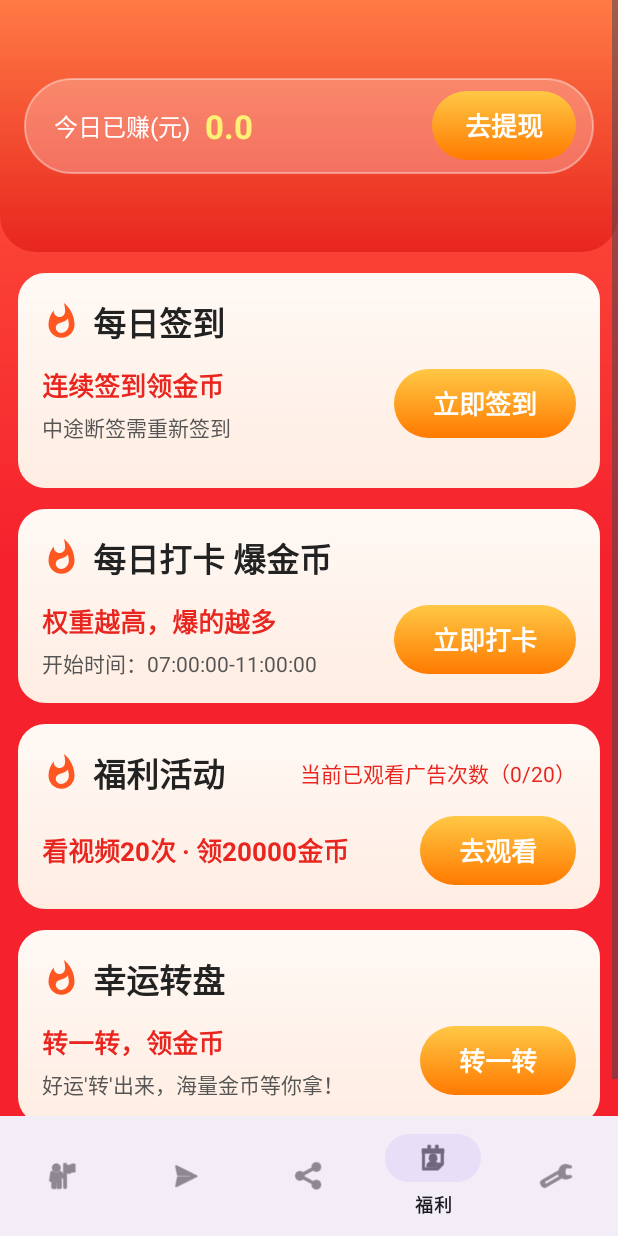
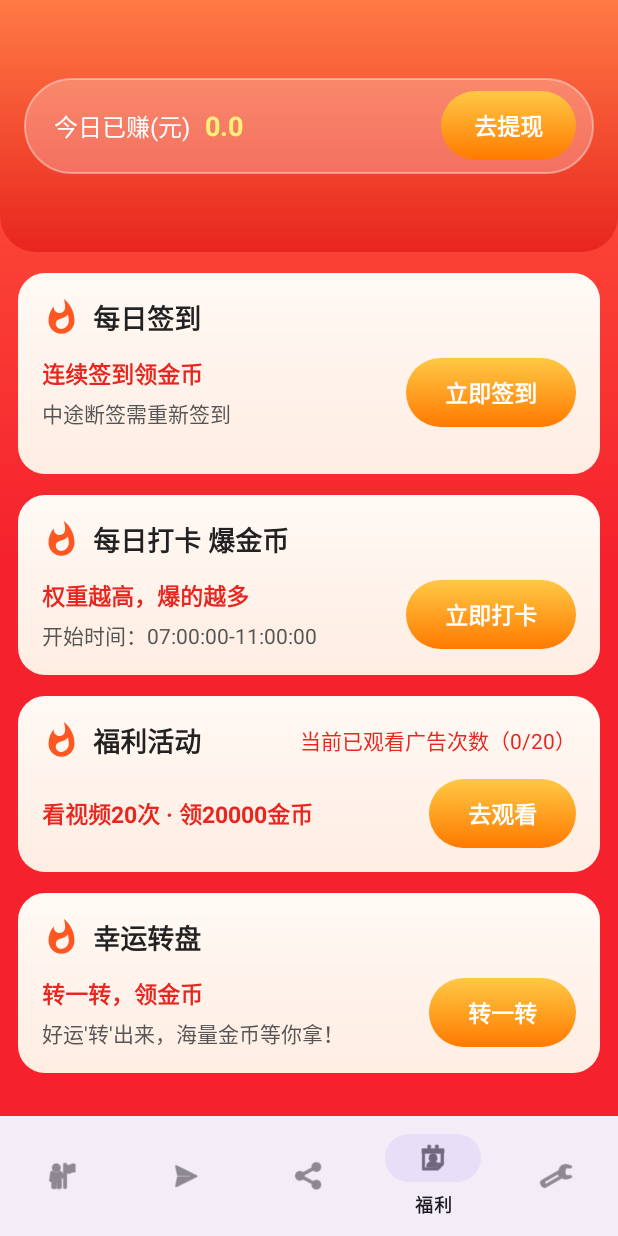
Before and after one commit to Tony0223/redbao, an Android app: the HomeFragment screen opened directly, with no data from a screen before it, item 4 of the bottom bar chosen, on a phone screen of 412 x 824 dp. Run offline under Robolectric (Android 15) with nearby library versions, the phone set to English and light mode, and no system bars; libraries missing offline, so code that uses them is left out: com.bytedance.sdk, com.tencent.mm; pictures from the network do not load; 11 statements that could not run were skipped.

Commit message:
feat: 首页横幅文案后台可配 + 福利/客服/红包群样式优化
1. 首页橙色横幅文案改为后台可配：
   - 后端 /admin/settings 新增“首页横幅”主/副标题字段；
   - /api/app/config 返回 home_banner_title/subtitle（带默认值）；
   - HomeFragment 启动拉取并设置，拉不到用默认文案兜底。
2. 样式：
   - 福利页字号统一调小（22sp->18sp、17sp->15sp）；
   - 每日签到“第几天”格子改成规整长方形（降高 74->56dp、圆角 10->6dp）；
   - 我的页联系客服弹窗改用通用圆角卡片底，字号调小；
3. 红包群背景改为 bg_welfare_page，和福利页/我的页一致。

Co-Authored-By: Claude Opus 4.8 <noreply@anthropic.com>
Claude-Session: https://claude.ai/code/session_01XRbkrZTHoVy4fuLVcFCGXi

```diff
--- a/android/app/src/main/java/com/tonyfeng/jinshisuda/fragment/HomeFragment.java
+++ b/android/app/src/main/java/com/tonyfeng/jinshisuda/fragment/HomeFragment.java
@@ -6,6 +6,7 @@ import android.view.LayoutInflater;
 import android.view.View;
 import android.view.ViewGroup;
 import android.widget.FrameLayout;
+import android.widget.TextView;
 import android.widget.Toast;
 
 import androidx.annotation.NonNull;
@@ -15,6 +16,9 @@ import androidx.fragment.app.Fragment;
 import com.bytedance.sdk.openadsdk.TTNativeExpressAd;
 import com.tonyapp.djxplugin.BannerAdHelper;
 import com.tonyfeng.jinshisuda.R;
+import com.tonyfeng.jinshisuda.api.ApiClient;
+
+import org.json.JSONObject;
 
 public class HomeFragment extends Fragment {
 
@@ -28,8 +32,36 @@ public class HomeFragment extends Fragment {
         root.findViewById(R.id.btn_open_recommend).setOnClickListener(openListener);
         root.findViewById(R.id.btn_open_list_item).setOnClickListener(openListener);
 
+        loadBannerText(root);
         loadBanner(root);
         return root;
+    }
+
+    /**
+     * 拉取后台配置的横幅文案，设置到橙色横幅上（后台 /admin/settings 可改）。
+     * 拉不到就用布局里的默认文案兜底。
+     */
+    private void loadBannerText(View root) {
+        TextView title = root.findViewById(R.id.home_banner_title);
+        TextView subtitle = root.findViewById(R.id.home_banner_subtitle);
+        ApiClient.getAppConfig(new ApiClient.ApiCallback() {
+            @Override
+            public void onSuccess(JSONObject data) {
+                if (!isAdded()) return;
+                String t = data.optString("home_banner_title", "");
+                String s = data.optString("home_banner_subtitle", "");
+                requireActivity().runOnUiThread(() -> {
+                    if (!isAdded()) return;
+                    if (title != null && !t.isEmpty()) title.setText(t);
+                    if (subtitle != null && !s.isEmpty()) subtitle.setText(s);
+                });
+            }
+
+            @Override
+            public void onError(String message) {
+                // 拉不到就用默认文案，不处理
+            }
+        });
     }
 
     /**
--- a/android/app/src/main/java/com/tonyfeng/jinshisuda/fragment/RedPacketFragment.java
+++ b/android/app/src/main/java/com/tonyfeng/jinshisuda/fragment/RedPacketFragment.java
@@ -78,6 +78,8 @@ public class RedPacketFragment extends Fragment {
         root.setOrientation(LinearLayout.VERTICAL);
         root.setLayoutParams(new LinearLayout.LayoutParams(
                 LinearLayout.LayoutParams.MATCH_PARENT, LinearLayout.LayoutParams.MATCH_PARENT));
+        // 背景和福利页/我的页保持一致，别再是默认黑底
+        root.setBackgroundResource(com.tonyfeng.jinshisuda.R.drawable.bg_welfare_page);
 
         LinearLayout topBar = new LinearLayout(requireContext());
         topBar.setOrientation(LinearLayout.HORIZONTAL);
--- a/android/app/src/main/res/drawable/bg_signin_packet.xml
+++ b/android/app/src/main/res/drawable/bg_signin_packet.xml
@@ -4,7 +4,7 @@
         android:angle="270"
         android:startColor="#FF6B5B"
         android:endColor="#E02020" />
-    <corners android:radius="10dp" />
+    <corners android:radius="6dp" />
     <stroke
         android:width="1dp"
         android:color="#FFB3A8" />
--- a/android/app/src/main/res/drawable/bg_signin_packet_done.xml
+++ b/android/app/src/main/res/drawable/bg_signin_packet_done.xml
@@ -1,7 +1,7 @@
 <?xml version="1.0" encoding="utf-8"?>
 <shape xmlns:android="http://schemas.android.com/apk/res/android">
     <solid android:color="#E0D4D0" />
-    <corners android:radius="10dp" />
+    <corners android:radius="6dp" />
     <stroke
         android:width="1dp"
         android:color="#D0C4C0" />
--- a/android/app/src/main/res/layout/fragment_welfare.xml
+++ b/android/app/src/main/res/layout/fragment_welfare.xml
@@ -46,7 +46,7 @@
                     android:layout_weight="1"
                     android:text="0.0"
                     android:textColor="#FFF176"
-                    android:textSize="22sp"
+                    android:textSize="18sp"
                     android:textStyle="bold" />
 
                 <TextView
@@ -59,7 +59,7 @@
                     android:paddingRight="22dp"
                     android:text="去提现"
                     android:textColor="#FFFFFF"
-                    android:textSize="17sp"
+                    android:textSize="15sp"
                     android:textStyle="bold" />
             </LinearLayout>
         </LinearLayout>
@@ -92,7 +92,7 @@
                     android:layout_marginLeft="8dp"
                     android:text="每日签到"
                     android:textColor="#222222"
-                    android:textSize="22sp"
+                    android:textSize="18sp"
                     android:textStyle="bold" />
             </LinearLayout>
 
@@ -115,7 +115,7 @@
                         android:layout_height="wrap_content"
                         android:text="连续签到领金币"
                         android:textColor="#E8261F"
-                        android:textSize="17sp"
+                        android:textSize="15sp"
                         android:textStyle="bold" />
 
                     <TextView
@@ -138,7 +138,7 @@
                     android:paddingRight="26dp"
                     android:text="立即签到"
                     android:textColor="#FFFFFF"
-                    android:textSize="17sp"
+                    android:textSize="15sp"
                     android:textStyle="bold" />
             </LinearLayout>
 
@@ -178,7 +178,7 @@
                     android:layout_marginLeft="8dp"
                     android:text="每日打卡 爆金币"
                     android:textColor="#222222"
-                    android:textSize="22sp"
+                    android:textSize="18sp"
                     android:textStyle="bold" />
             </LinearLayout>
 
@@ -200,7 +200,7 @@
                         android:layout_height="wrap_content"
                         android:text="权重越高，爆的越多"
                         android:textColor="#E8261F"
-                        android:textSize="17sp"
+                        android:textSize="15sp"
                         android:textStyle="bold" />
 
                     <TextView
@@ -223,7 +223,7 @@
                     android:paddingRight="26dp"
                     android:text="立即打卡"
                     android:textColor="#FFFFFF"
-                    android:textSize="17sp"
+                    android:textSize="15sp"
                     android:textStyle="bold" />
             </LinearLayout>
         </LinearLayout>
@@ -258,7 +258,7 @@
                     android:layout_weight="1"
                     android:text="福利活动"
                     android:textColor="#222222"
-                    android:textSize="22sp"
+                    android:textSize="18sp"
                     android:textStyle="bold" />
 
                 <TextView
@@ -284,7 +284,7 @@
                     android:layout_weight="1"
                     android:text="看视频20次 · 领20000金币"
                     android:textColor="#E8261F"
-                    android:textSize="17sp"
+                    android:textSize="15sp"
                     android:textStyle="bold" />
 
                 <TextView
@@ -297,7 +297,7 @@
                     android:paddingRight="26dp"
                     android:text="去观看"
                     android:textColor="#FFFFFF"
-                    android:textSize="17sp"
+                    android:textSize="15sp"
                     android:textStyle="bold" />
             </LinearLayout>
         </LinearLayout>
@@ -330,7 +330,7 @@
                     android:layout_marginLeft="8dp"
                     android:text="幸运转盘"
                     android:textColor="#222222"
-                    android:textSize="22sp"
+                    android:textSize="18sp"
                     android:textStyle="bold" />
             </LinearLayout>
 
@@ -352,7 +352,7 @@
                         android:layout_height="wrap_content"
                         android:text="转一转，领金币"
                         android:textColor="#E8261F"
-                        android:textSize="17sp"
+                        android:textSize="15sp"
                         android:textStyle="bold" />
 
                     <TextView
@@ -374,7 +374,7 @@
                     android:paddingRight="26dp"
                     android:text="转一转"
                     android:textColor="#FFFFFF"
-                    android:textSize="17sp"
+                    android:textSize="15sp"
                     android:textStyle="bold" />
             </LinearLayout>
         </LinearLayout>
```
Also changed, not shown: android/app/src/main/res/layout/dialog_contact.xml (+6 -6 lines), android/app/src/main/res/layout/fragment_home.xml (+5 -3 lines), android/app/src/main/res/layout/item_signin_day.xml (+5 -5 lines), 2 other files.
